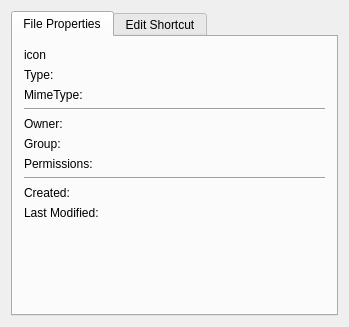
Above: lumina-fileinfo/dialog.ui from lumina-desktop/lumina before the change. Below: the same form after it.
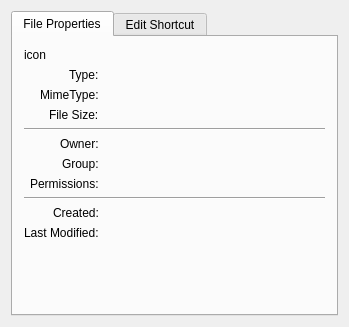
That is the form after the change. Icons and pictures are not drawn.

Commit message: Add size info to the list in lumina-fileinfo, and disable the desktop file editor (but leave it visible) if the file is not writable by the user.

The edit to the form file:
```diff
--- a/lumina-fileinfo/dialog.ui
+++ b/lumina-fileinfo/dialog.ui
@@ -27,6 +27,9 @@
        <string>File Properties</string>
       </attribute>
       <layout class="QFormLayout" name="formLayout">
+       <property name="labelAlignment">
+        <set>Qt::AlignRight|Qt::AlignTrailing|Qt::AlignVCenter</set>
+       </property>
        <item row="0" column="0">
         <widget class="QLabel" name="label_file_icon">
          <property name="text">
@@ -37,7 +40,7 @@
          </property>
         </widget>
        </item>
-       <item row="3" column="0" colspan="2">
+       <item row="4" column="0" colspan="2">
         <widget class="Line" name="line_2">
          <property name="sizePolicy">
           <sizepolicy hsizetype="Expanding" vsizetype="Fixed">
@@ -50,56 +53,56 @@
          </property>
         </widget>
        </item>
-       <item row="4" column="0">
+       <item row="5" column="0">
         <widget class="QLabel" name="label">
          <property name="text">
           <string>Owner:</string>
          </property>
         </widget>
        </item>
-       <item row="4" column="1">
+       <item row="5" column="1">
         <widget class="QLabel" name="label_file_owner">
          <property name="text">
           <string notr="true"/>
          </property>
         </widget>
        </item>
-       <item row="5" column="0">
+       <item row="6" column="0">
         <widget class="QLabel" name="label_3">
          <property name="text">
           <string>Group:</string>
          </property>
         </widget>
        </item>
-       <item row="5" column="1">
+       <item row="6" column="1">
         <widget class="QLabel" name="label_file_group">
          <property name="text">
           <string notr="true"/>
          </property>
         </widget>
        </item>
-       <item row="6" column="0">
+       <item row="7" column="0">
         <widget class="QLabel" name="label_11">
          <property name="text">
           <string>Permissions:</string>
          </property>
         </widget>
        </item>
-       <item row="9" column="0" colspan="2">
+       <item row="10" column="0" colspan="2">
         <widget class="Line" name="line_3">
          <property name="orientation">
           <enum>Qt::Horizontal</enum>
          </property>
         </widget>
        </item>
-       <item row="10" column="0">
+       <item row="11" column="0">
         <widget class="QLabel" name="label_7">
          <property name="text">
           <string>Created:</string>
          </property>
         </widget>
        </item>
-       <item row="10" column="1">
+       <item row="11" column="1">
         <widget class="QLabel" name="label_file_created">
          <property name="toolTip">
           <string>Note: The time a file was created might be more recent than the time modified if the file permissions were changed recently.</string>
@@ -109,7 +112,7 @@
          </property>
         </widget>
        </item>
-       <item row="11" column="0">
+       <item row="12" column="0">
         <widget class="QLabel" name="label_2">
          <property name="text">
           <string>Last Modified:</string>
@@ -144,20 +147,34 @@
          </property>
         </widget>
        </item>
-       <item row="6" column="1">
+       <item row="7" column="1">
         <widget class="QLabel" name="label_file_perms">
          <property name="text">
           <string notr="true"/>
          </property>
         </widget>
        </item>
-       <item row="11" column="1">
+       <item row="12" column="1">
         <widget class="QLabel" name="label_file_modified">
          <property name="text">
           <string notr="true"/>
          </property>
         </widget>
        </item>
+       <item row="3" column="0">
+        <widget class="QLabel" name="label_4">
+         <property name="text">
+          <string>File Size:</string>
+         </property>
+        </widget>
+       </item>
+       <item row="3" column="1">
+        <widget class="QLabel" name="label_file_size">
+         <property name="text">
+          <string notr="true"/>
+         </property>
+        </widget>
+       </item>
       </layout>
      </widget>
      <widget class="QWidget" name="tab_deskedit">
```
The commit also changes 1 other file.
